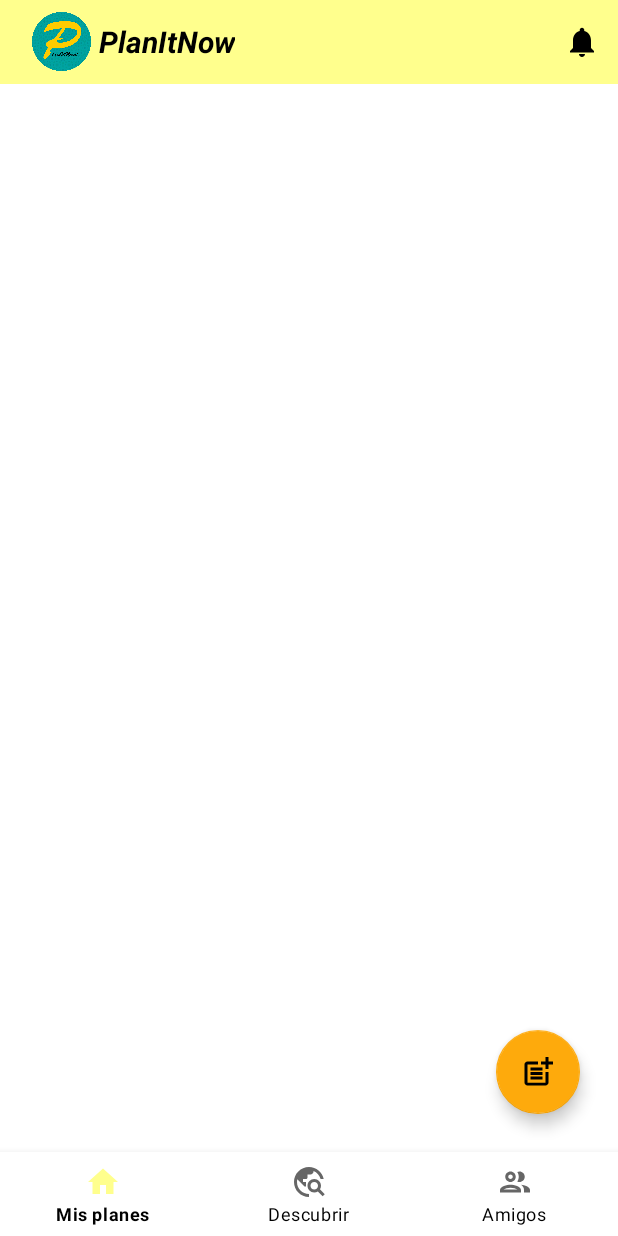
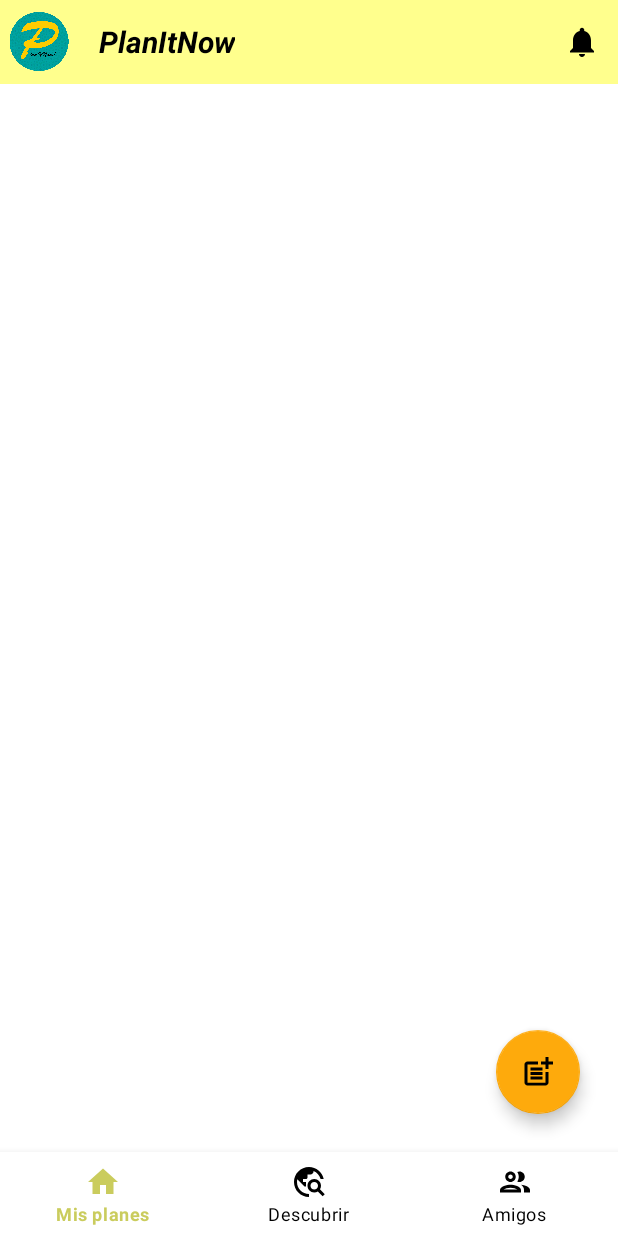
Before and after one commit to Zaexv/PlanItNow_Android, an Android app: the HomeFragment screen opened directly, with no data from a screen before it, on a phone screen of 412 x 824 dp. Run offline under Robolectric (Android 15) with nearby library versions, the phone set to English and light mode, and no system bars; our stand-ins replace navigation-ui; libraries missing offline, so code that uses them is left out: coil.api.load, com.apollographql.apollo3, com.graphql.models; pictures from the network do not load; 4 statements that could not run were skipped.

Commit message:
feat: Search added and minor refactors
It has been added the search use case with minor refactors aswell.

```diff
--- a/app/src/main/java/com/planitnow/usecases/homefeed/HomeViewModel.kt
+++ b/app/src/main/java/com/planitnow/usecases/homefeed/HomeViewModel.kt
@@ -12,10 +12,10 @@ class HomeViewModel : ViewModel() {
 
     var allPlans = listOf<AllPlansQuery.AllPlan>()
 
-    suspend fun refreshPlans(){
+    suspend fun refreshPlans() {
         val res = try {
             ApolloQueryHandler.getAllPlans()
-        } catch ( e: ApolloException){
+        } catch (e: ApolloException) {
             return
         }
         val plans = res.data?.allPlans?.filterNotNull()
@@ -23,4 +23,4 @@ class HomeViewModel : ViewModel() {
             allPlans = plans
         }
     }
-    }
+}
--- a/app/src/main/java/com/planitnow/usecases/viewfriends/FriendsAdapter.kt
+++ b/app/src/main/java/com/planitnow/usecases/viewfriends/FriendsAdapter.kt
@@ -30,7 +30,7 @@ class FriendsAdapter(var friendsViewModel: FriendsViewModel) :
             transformations(CircleCropTransformation())
         }
         holder.binding.root.setOnClickListener(){
-            Toast.makeText(holder.itemView.context,"Clicked friend!:) $friend",Toast.LENGTH_LONG).show()
+            Toast.makeText(holder.itemView.context,"Clicked friend!:) ${friend.publicUsername}",Toast.LENGTH_SHORT).show()
         }
     }
 
--- /dev/null
+++ b/app/src/main/res/drawable/bottom_navigation_tab_color.xml
@@ -0,0 +1,5 @@
+<?xml version="1.0" encoding="utf-8"?>
+<selector xmlns:android="http://schemas.android.com/apk/res/android">
+    <item android:color="@color/yellow_primary_dark" android:state_checked="true"/>
+    <item android:color="@android:color/black"/>
+</selector>
--- a/app/src/main/res/layout/activity_main.xml
+++ b/app/src/main/res/layout/activity_main.xml
@@ -9,14 +9,15 @@
     <com.google.android.material.bottomnavigation.BottomNavigationView
         android:id="@+id/nav_view"
         android:layout_width="0dp"
-
         android:layout_height="wrap_content"
         android:background="?android:attr/windowBackground"
-        app:itemTextColor="@color/black"
+        app:itemTextColor="@drawable/bottom_navigation_tab_color"
+        app:itemIconTint="@drawable/bottom_navigation_tab_color"
         app:layout_constraintBottom_toBottomOf="parent"
         app:layout_constraintLeft_toLeftOf="parent"
         app:layout_constraintRight_toRightOf="parent"
         app:menu="@menu/bottom_nav_menu" />
+
     <include
         android:id="@+id/main_toolbar"
         layout="@layout/main_toolbar"></include>
--- a/app/src/main/res/layout/main_toolbar.xml
+++ b/app/src/main/res/layout/main_toolbar.xml
@@ -10,7 +10,7 @@
     android:navigationContentDescription="@string/abc_action_bar_up_description"
     android:popupTheme="@style/ThemeOverlay.AppCompat.Light"
     android:title="PlanItNow!"
-    android:theme="@style/ThemeOverlay.AppCompat.Dark.ActionBar">
+    android:theme="@style/Theme.Toolbar">
 
     <ImageView
         android:id="@+id/app_logo"
@@ -18,6 +18,7 @@
         android:layout_height="50dp"
         android:paddingHorizontal="5dp"
         android:paddingVertical="5dp"
+        android:translationX="-15dp"
         app:srcCompat="@drawable/planitnowlogo"></ImageView>
 
     <TextView
--- a/app/src/main/res/menu/home_menu.xml
+++ b/app/src/main/res/menu/home_menu.xml
@@ -1,8 +1,7 @@
-<?xml version ="1.0" encoding ="utf-8"?><!--  Learn More about how to use App Actions: https://developer.android.com/guide/actions/index.html -->
+<?xml version ="1.0" encoding ="utf-8"?>
 <menu xmlns:android="http://schemas.android.com/apk/res/android"
     xmlns:app="http://schemas.android.com/apk/res-auto">
 
-    <!-- "Mark Favorite", should appear as action button if possible -->
     <item
         android:id="@+id/action_notifications"
         android:icon="@drawable/ic_notifications_black_24dp"
--- a/app/src/main/res/menu/search_menu.xml
+++ b/app/src/main/res/menu/search_menu.xml
@@ -4,6 +4,8 @@
     <item
         android:id="@+id/action_search"
         android:title="@string/title_search"
+        app:iconTint="#008aff"
         app:actionViewClass="android.widget.SearchView"
-        app:showAsAction="always"/>
+        app:showAsAction="always"
+        />
 </menu>
--- a/app/src/main/res/navigation/mobile_navigation.xml
+++ b/app/src/main/res/navigation/mobile_navigation.xml
@@ -12,7 +12,7 @@
 
     <fragment
         android:id="@+id/navigation_search"
-        android:name="com.planitnow.ui.dashboard.DashboardFragment"
+        android:name="com.planitnow.usecases.search.SearchFragment"
         android:label="@string/title_search"
         tools:layout="@layout/fragment_search" />
 
--- a/app/src/main/res/values/themes.xml
+++ b/app/src/main/res/values/themes.xml
@@ -10,7 +10,7 @@
             <item name="colorSecondaryVariant">@color/yellow_secondary_dark</item>
         <item name="colorOnSecondary">@color/black</item>
         <!-- Status bar color. -->
-        <item name="android:statusBarColor" tools:targetApi="l">@color/yellow_primary</item>
+        <item name="android:statusBarColor" tools:targetApi="l">@color/yellow_primary_dark</item>
         <!-- Customize your theme here. -->
     </style>
     <style name="Theme.PlanItNow.NoActionBar">
@@ -19,4 +19,12 @@
     </style>
     <style name="Theme.PlanItNow.AppBarOverlay" parent="ThemeOverlay.AppCompat.Dark.ActionBar" />
     <style name="Theme.PlanItNow.PopupOverlay" parent="ThemeOverlay.AppCompat.Light" />
+
+    <style name="Theme.Toolbar" parent="Theme.PlanItNow">
+        <!--This line changes the color of text in Toolbar-->
+        <item name="android:textColorPrimary">@color/black</item>
+        <!--This line changes the color of icons in toolbar (back, overflow menu icons)-->
+        <item name="android:textColorSecondary">@color/black</item>
+    </style>
+
 </resources>
```
Also changed, not shown: app/src/main/java/com/planitnow/backend/ApolloQueryHandler.kt (+11 -0 lines), app/src/main/java/com/planitnow/ui/dashboard/DashboardFragment.kt (deleted, +0 -45 lines), app/src/main/java/com/planitnow/ui/dashboard/DashboardViewModel.kt (deleted, +0 -13 lines), app/src/main/java/com/planitnow/usecases/search/SearchAdapter.kt (added, +67 -0 lines), app/src/main/java/com/planitnow/usecases/search/SearchFragment.kt (added, +116 -0 lines), app/src/main/java/com/planitnow/usecases/search/SearchViewModel.kt (added, +26 -0 lines), app/src/main/res/layout/fragment_dashboard.xml (deleted, +0 -38 lines), app/src/main/res/layout/fragment_search.xml (+12 -1 lines), 2 other files.
